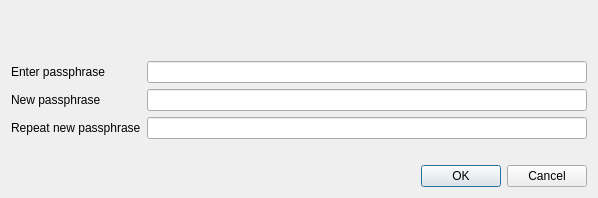
First picture: the form in src/qt/forms/askpassphrasedialog.ui, repository Crestington/FlappyCoin-Mint, before the edit.
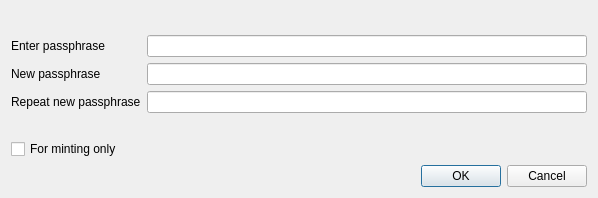
Second picture: the form after the edit.

Patch:
```diff
--- a/src/qt/forms/askpassphrasedialog.ui
+++ b/src/qt/forms/askpassphrasedialog.ui
@@ -99,6 +99,22 @@
        </property>
       </widget>
      </item>
+     <item row="4" column="0">
+      <widget class="QCheckBox" name="mintingCheckBox">
+       <property name="enabled">
+        <bool>true</bool>
+       </property>
+       <property name="toolTip">
+        <string>Serves to disable trivial use of sendmoney when the OS account is compromised. Provides no real security.</string>
+       </property>
+       <property name="text">
+        <string>For minting only</string>
+       </property>
+       <property name="visible">
+        <bool>false</bool>
+       </property>
+      </widget>
+     </item>
     </layout>
    </item>
    <item>
```
